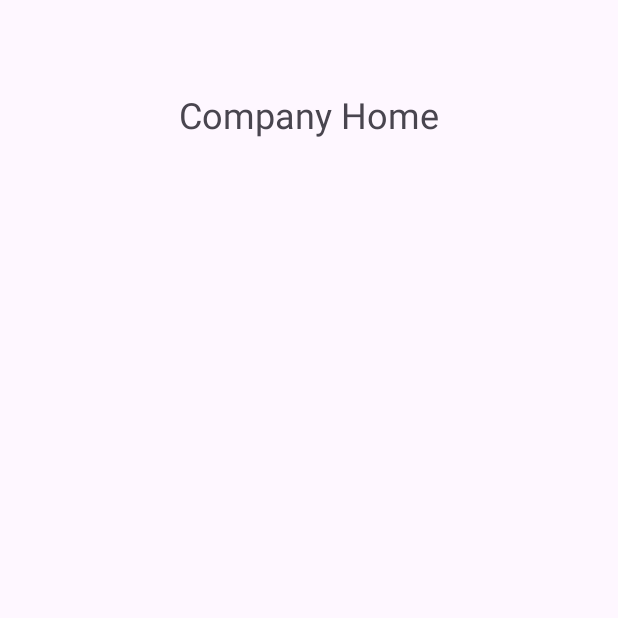
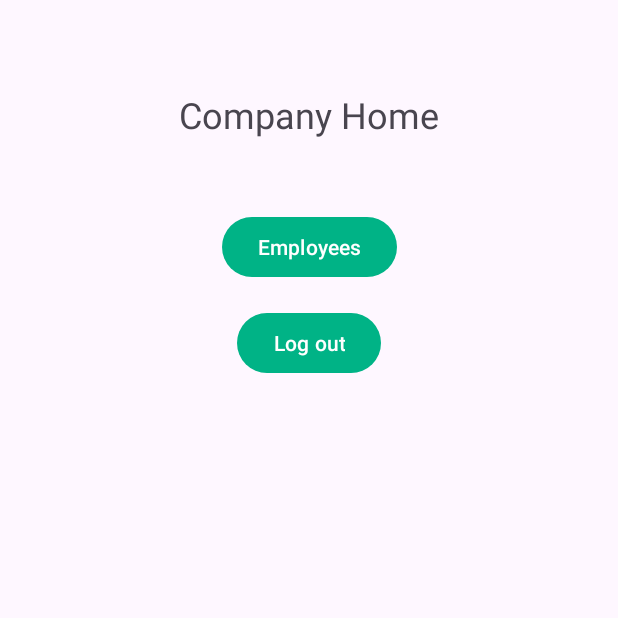
Before and after one commit to kayevo/bitpayroll_android, an Android app: the CompanyHomeActivity screen opened directly, with no data from a screen before it, on a phone screen of 412 x 824 dp, the top half of it. Run offline under Robolectric (Android 15) with nearby library versions, the phone set to English and light mode, and no system bars.

Commit message:
feat: company invite employee

```diff
--- /dev/null
+++ b/app/src/main/java/com/kayevo/bitpayroll_android/model/Employee.kt
@@ -0,0 +1,6 @@
+package com.kayevo.bitpayroll_android.model
+
+data class Employee(
+    val email: String,
+    val password: String,
+)
--- a/app/src/main/java/com/kayevo/bitpayroll_android/user_interface/activity/CompanyHomeActivity.kt
+++ b/app/src/main/java/com/kayevo/bitpayroll_android/user_interface/activity/CompanyHomeActivity.kt
@@ -1,21 +1,38 @@
 package com.kayevo.bitpayroll_android.user_interface.activity
 
+import android.content.Intent
 import android.os.Bundle
 import androidx.activity.enableEdgeToEdge
 import androidx.appcompat.app.AppCompatActivity
 import androidx.core.view.ViewCompat
 import androidx.core.view.WindowInsetsCompat
 import com.kayevo.bitpayroll_android.R
+import com.kayevo.bitpayroll_android.databinding.ActivityCompanyEmployeesBinding
+import com.kayevo.bitpayroll_android.databinding.ActivityCompanyHomeBinding
 
 class CompanyHomeActivity : AppCompatActivity() {
+    private lateinit var view: ActivityCompanyHomeBinding
     override fun onCreate(savedInstanceState: Bundle?) {
         super.onCreate(savedInstanceState)
+        view = ActivityCompanyHomeBinding.inflate(layoutInflater)
         enableEdgeToEdge()
-        setContentView(R.layout.activity_company_home)
-        ViewCompat.setOnApplyWindowInsetsListener(findViewById(R.id.main)) { v, insets ->
-            val systemBars = insets.getInsets(WindowInsetsCompat.Type.systemBars())
-            v.setPadding(systemBars.left, systemBars.top, systemBars.right, systemBars.bottom)
-            insets
+        setContentView(view.root)
+        setListeners()
+    }
+
+    private fun setListeners() {
+        with(view) {
+            buttonEmployees.setOnClickListener {
+                goToEmployees()
+            }
+            buttonLogOut.setOnClickListener {
+                finish()
+            }
         }
     }
+
+    private fun goToEmployees() {
+        val intent = Intent(this, CompanyEmployeesActivity::class.java)
+        startActivity(intent)
+    }
 }
--- /dev/null
+++ b/app/src/main/res/drawable/baseline_arrow_back_24.xml
@@ -0,0 +1,5 @@
+<vector xmlns:android="http://schemas.android.com/apk/res/android" android:autoMirrored="true" android:height="24dp" android:tint="#000000" android:viewportHeight="24" android:viewportWidth="24" android:width="24dp">
+
+    <path android:fillColor="@android:color/white" android:pathData="M20,11H7.83l5.59,-5.59L12,4l-8,8 8,8 1.41,-1.41L7.83,13H20v-2z"/>
+
+</vector>
--- a/app/src/main/res/layout/activity_company_home.xml
+++ b/app/src/main/res/layout/activity_company_home.xml
@@ -17,4 +17,25 @@
         app:layout_constraintEnd_toEndOf="parent"
         app:layout_constraintStart_toStartOf="parent"
         app:layout_constraintTop_toTopOf="parent" />
+
+    <Button
+        android:id="@+id/buttonEmployees"
+        android:layout_width="wrap_content"
+        android:layout_height="wrap_content"
+        android:layout_marginTop="48dp"
+        android:text="Employees"
+        app:layout_constraintEnd_toEndOf="parent"
+        app:layout_constraintStart_toStartOf="parent"
+        app:layout_constraintTop_toBottomOf="@+id/textView4" />
+
+    <Button
+        android:id="@+id/buttonLogOut"
+        android:layout_width="wrap_content"
+        android:layout_height="wrap_content"
+        android:layout_marginTop="16dp"
+        android:text="Log out"
+        app:layout_constraintEnd_toEndOf="parent"
+        app:layout_constraintStart_toStartOf="parent"
+        app:layout_constraintTop_toBottomOf="@+id/buttonEmployees" />
+
 </androidx.constraintlayout.widget.ConstraintLayout>
```
Also changed, not shown: app/src/main/AndroidManifest.xml (+6 -3 lines), app/src/main/java/com/kayevo/bitpayroll_android/application/Database.kt (added, +8 -0 lines), app/src/main/java/com/kayevo/bitpayroll_android/model/Company.kt (added, +7 -0 lines), app/src/main/java/com/kayevo/bitpayroll_android/user_interface/activity/CompanyEmployeesActivity.kt (added, +50 -0 lines), app/src/main/java/com/kayevo/bitpayroll_android/user_interface/activity/EmployeeHomeActivity.kt (+13 -5 lines), app/src/main/java/com/kayevo/bitpayroll_android/user_interface/activity/LoginActivity.kt (+22 -1 lines), app/src/main/java/com/kayevo/bitpayroll_android/user_interface/view_model/CompanyEmployeesViewModel.kt (added, +23 -0 lines), app/src/main/java/com/kayevo/bitpayroll_android/user_interface/view_model/LoginViewModel.kt (+14 -1 lines), app/src/main/res/layout/activity_company_employees.xml (added, +76 -0 lines), app/src/main/res/layout/activity_employee_home.xml (+11 -0 lines).
